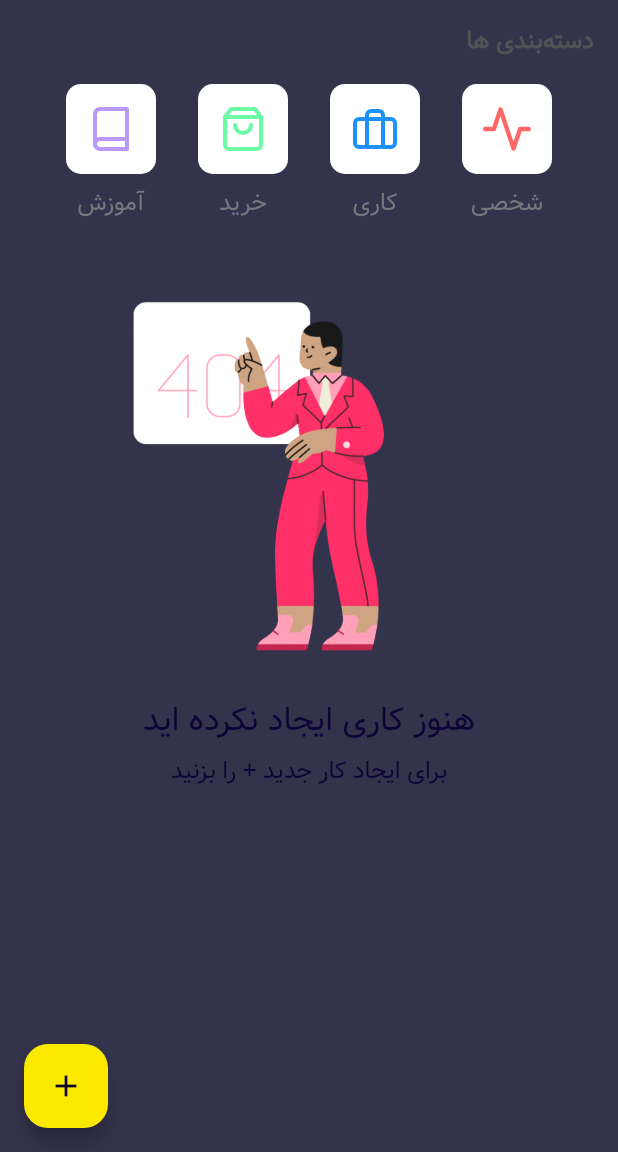
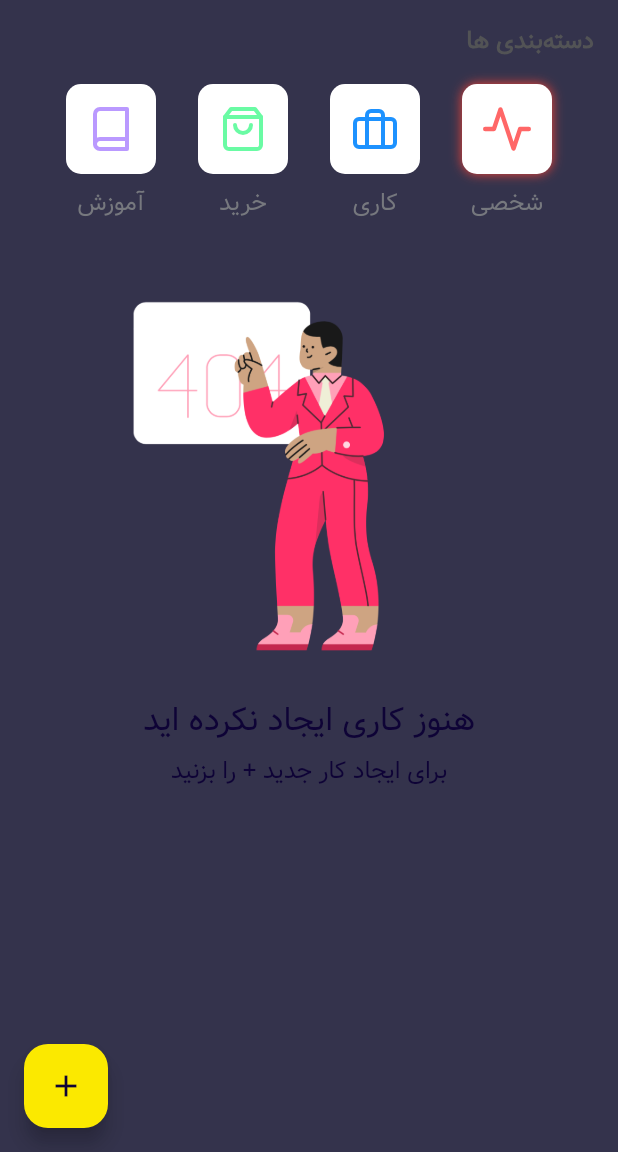
Before and after one commit to rezash76/todo_it, a Flutter app: the TodoScreen screen opened directly, on a phone screen of 412 x 824 dp, the part 84-1236 px from its top. Run offline on Flutter 3.47's test engine with Material 2 defaults, Android fonts, the phone set to English and light mode, and no system bars; our stand-ins replace bloc, dartz, flutter_bloc, flutter_svg, get_it, hive and 3 more; missing offline and left inert: dart:ffi; accounts and stored records are empty; generated files the repository leaves out were written again.

Commit message:
improve todo_screen ui

```diff
--- a/lib/features/todo/presentation/screen/todo_screen.dart
+++ b/lib/features/todo/presentation/screen/todo_screen.dart
@@ -24,6 +24,7 @@ class _TodoScreenState extends State<TodoScreen> {
   late TextEditingController descController;
 
   bool _isVisible = true;
+  TaskCategory cat = TaskCategory.personal;
 
   @override
   void initState() {
@@ -82,20 +83,56 @@ class _TodoScreenState extends State<TodoScreen> {
                 const SizedBox(
                   height: 16,
                 ),
-                const Row(
+                Row(
                   mainAxisAlignment: MainAxisAlignment.spaceEvenly,
                   children: [
                     TaskCatIcon(
                       category: TaskCategory.personal,
+                      isSelected: cat == TaskCategory.personal,
+                      onTap: () {
+                        setState(() {
+                          cat = TaskCategory.personal;
+                        });
+                        BlocProvider.of<TaskBloc>(context).add(GetCatTasks(
+                          cat: cat,
+                        ));
+                      },
                     ),
                     TaskCatIcon(
                       category: TaskCategory.work,
+                      isSelected: cat == TaskCategory.work,
+                      onTap: () {
+                        setState(() {
+                          cat = TaskCategory.work;
+                        });
+                        BlocProvider.of<TaskBloc>(context).add(GetCatTasks(
+                          cat: cat,
+                        ));
+                      },
                     ),
                     TaskCatIcon(
                       category: TaskCategory.shopping,
+                      isSelected: cat == TaskCategory.shopping,
+                      onTap: () {
+                        setState(() {
+                          cat = TaskCategory.shopping;
+                        });
+                        BlocProvider.of<TaskBloc>(context).add(GetCatTasks(
+                          cat: cat,
+                        ));
+                      },
                     ),
                     TaskCatIcon(
                       category: TaskCategory.learning,
+                      isSelected: cat == TaskCategory.learning,
+                      onTap: () {
+                        setState(() {
+                          cat = TaskCategory.learning;
+                        });
+                        BlocProvider.of<TaskBloc>(context).add(
+                          GetCatTasks(cat: cat),
+                        );
+                      },
                     ),
                   ],
                 ),
--- a/lib/features/todo/presentation/widget/task_cat_icon.dart
+++ b/lib/features/todo/presentation/widget/task_cat_icon.dart
@@ -7,20 +7,20 @@ import 'package:todo_test/features/todo/presentation/bloc/task_bloc.dart';
 
 class TaskCatIcon extends StatelessWidget {
   final TaskCategory category;
+  final bool isSelected;
+  final Function() onTap;
   const TaskCatIcon({
     super.key,
     required this.category,
+    required this.isSelected,
+    required this.onTap,
   });
 
   @override
   Widget build(BuildContext context) {
     ThemeData themeData = Theme.of(context);
     return GestureDetector(
-      onTap: () => BlocProvider.of<TaskBloc>(context).add(
-        GetCatTasks(
-          cat: category,
-        ),
-      ),
+      onTap: onTap,
       child: Column(
         children: [
           Container(
@@ -29,6 +29,15 @@ class TaskCatIcon extends StatelessWidget {
             decoration: BoxDecoration(
               color: Colors.white,
               borderRadius: BorderRadius.circular(10),
+              boxShadow: isSelected
+                  ? [
+                      BoxShadow(
+                        color: getCategoryColor(),
+                        offset: const Offset(0, 0),
+                        blurRadius: 6,
+                      ),
+                    ]
+                  : null,
             ),
             child: Padding(
               padding: const EdgeInsets.all(14),
@@ -69,4 +78,19 @@ class TaskCatIcon extends StatelessWidget {
         return LanguageManager.shared.translation(context).personal;
     }
   }
+
+  Color getCategoryColor() {
+    switch (category) {
+      case TaskCategory.personal:
+        return Colors.red;
+      case TaskCategory.work:
+        return Colors.blue;
+      case TaskCategory.learning:
+        return Colors.purple;
+      case TaskCategory.shopping:
+        return Colors.green;
+      default:
+        return Colors.red;
+    }
+  }
 }
```
Also changed, not shown: lib/features/todo/data/repository/task_repository_impl.dart (+7 -3 lines), lib/features/todo/presentation/widget/show_add_task_buttomsheet.dart (+27 -26 lines).
